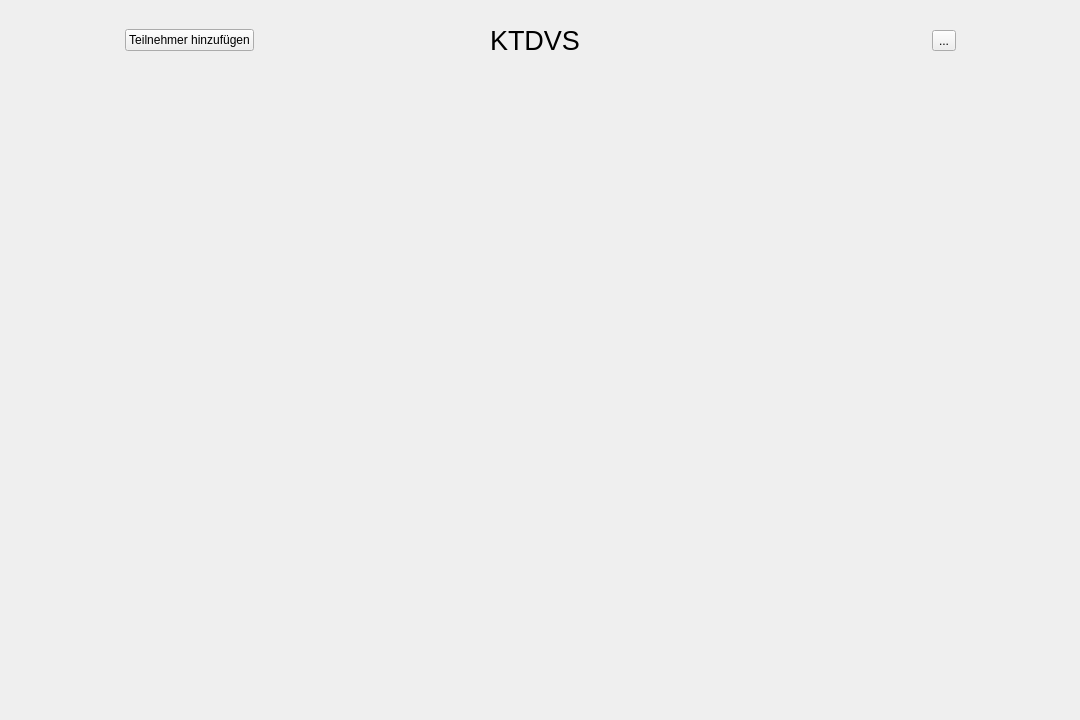
Before: the Qt Designer form KTDVS/KTDVS/view_teilnehmerliste.ui in SimonRuttmann/ClassReunionSoftware, drawn with Qt 5.
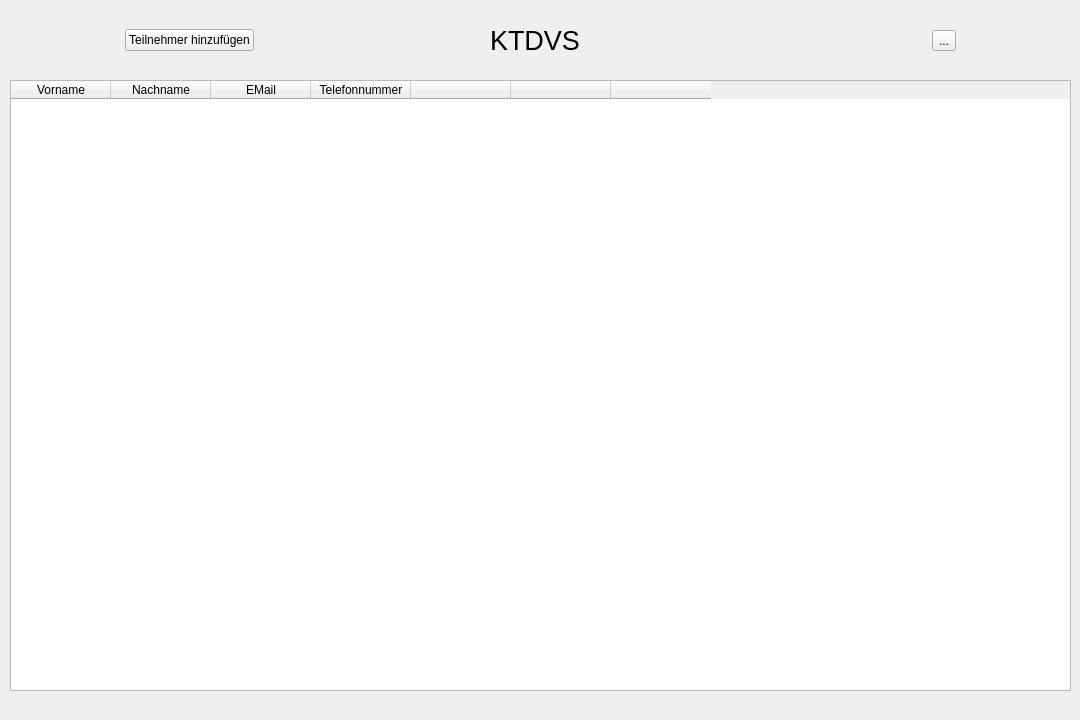
After: the same form once the commit is applied. Icons and pictures are not drawn.

The edit to the form file:
```diff
--- a/KTDVS/KTDVS/view_teilnehmerliste.ui
+++ b/KTDVS/KTDVS/view_teilnehmerliste.ui
@@ -163,16 +163,50 @@
     </item>
    </layout>
   </widget>
-  <widget class="QWidget" name="verticalLayoutWidget_2">
+  <widget class="QTableWidget" name="Teilnehmertabelle">
    <property name="geometry">
     <rect>
      <x>10</x>
      <y>80</y>
      <width>1061</width>
-     <height>631</height>
+     <height>611</height>
     </rect>
    </property>
-   <layout class="QVBoxLayout" name="liste"/>
+   <column>
+    <property name="text">
+     <string>Vorname</string>
+    </property>
+   </column>
+   <column>
+    <property name="text">
+     <string>Nachname</string>
+    </property>
+   </column>
+   <column>
+    <property name="text">
+     <string>EMail</string>
+    </property>
+   </column>
+   <column>
+    <property name="text">
+     <string>Telefonnummer</string>
+    </property>
+   </column>
+   <column>
+    <property name="text">
+     <string/>
+    </property>
+   </column>
+   <column>
+    <property name="text">
+     <string/>
+    </property>
+   </column>
+   <column>
+    <property name="text">
+     <string/>
+    </property>
+   </column>
   </widget>
  </widget>
  <resources/>
```
